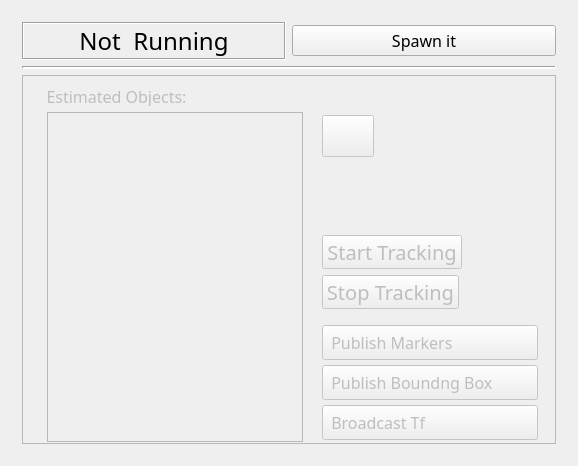
Above: src/recognition/gui/tracker_gui.ui from Tabjones/pacman_vision before the change. Below: the same form after it.
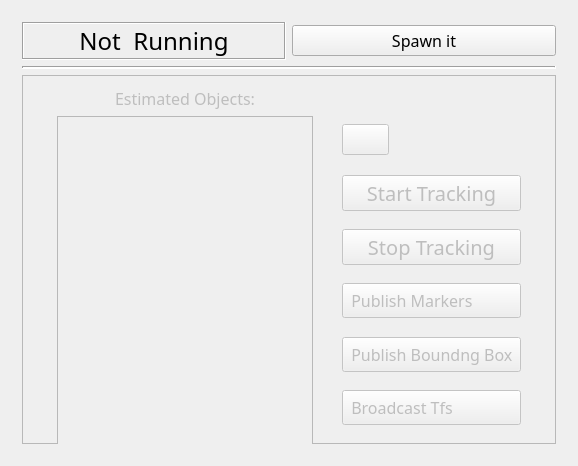
That is the form after the change. Icons and pictures are not drawn.

Commit message: Tracker almost complete (with new method to try)

```diff
--- a/src/recognition/gui/tracker_gui.ui
+++ b/src/recognition/gui/tracker_gui.ui
@@ -124,15 +124,9 @@
          <property name="frameShadow">
           <enum>QFrame::Raised</enum>
          </property>
+         <layout class="QGridLayout" name="gridLayout_2">
+          <item row="0" column="0">
          <widget class="QLabel" name="objectsL">
-          <property name="geometry">
-           <rect>
-            <x>25</x>
-            <y>12</y>
-            <width>139</width>
-            <height>19</height>
-           </rect>
-          </property>
           <property name="sizePolicy">
            <sizepolicy hsizetype="Minimum" vsizetype="Fixed">
             <horstretch>0</horstretch>
@@ -149,50 +143,9 @@
            <set>Qt::AlignCenter</set>
           </property>
          </widget>
-         <widget class="QPushButton" name="RefreshO">
-          <property name="geometry">
-           <rect>
-            <x>300</x>
-            <y>40</y>
-            <width>52</width>
-            <height>42</height>
-           </rect>
-          </property>
-          <property name="sizePolicy">
-           <sizepolicy hsizetype="Fixed" vsizetype="Fixed">
-            <horstretch>0</horstretch>
-            <verstretch>0</verstretch>
-           </sizepolicy>
-          </property>
-          <property name="toolTip">
-           <string>Manually Refresh Estimated Objects Names.</string>
-          </property>
-          <property name="text">
-           <string notr="true"/>
-          </property>
-          <property name="icon">
-           <iconset resource="../../../resources/resources.qrc">
-            <normaloff>:/icons/refresh.png</normaloff>:/icons/refresh.png</iconset>
-          </property>
-          <property name="iconSize">
-           <size>
-            <width>32</width>
-            <height>32</height>
-           </size>
-          </property>
-          <property name="flat">
-           <bool>false</bool>
-          </property>
-         </widget>
+          </item>
+          <item row="1" column="0" rowspan="6">
          <widget class="QListWidget" name="objects">
-          <property name="geometry">
-           <rect>
-            <x>25</x>
-            <y>37</y>
-            <width>256</width>
-            <height>330</height>
-           </rect>
-          </property>
           <property name="sizePolicy">
            <sizepolicy hsizetype="Fixed" vsizetype="Expanding">
             <horstretch>0</horstretch>
@@ -221,15 +174,38 @@
            <bool>true</bool>
           </property>
          </widget>
+          </item>
+          <item row="1" column="1">
+           <widget class="QPushButton" name="RefreshO">
+            <property name="sizePolicy">
+             <sizepolicy hsizetype="Fixed" vsizetype="Fixed">
+              <horstretch>0</horstretch>
+              <verstretch>0</verstretch>
+             </sizepolicy>
+            </property>
+            <property name="toolTip">
+             <string>Manually Refresh Estimated Objects Names.</string>
+            </property>
+            <property name="text">
+             <string notr="true"/>
+            </property>
+            <property name="icon">
+             <iconset resource="../../../resources/resources.qrc">
+              <normaloff>:/icons/refresh.png</normaloff>:/icons/refresh.png</iconset>
+            </property>
+            <property name="iconSize">
+             <size>
+              <width>32</width>
+              <height>32</height>
+             </size>
+            </property>
+            <property name="flat">
+             <bool>false</bool>
+            </property>
+           </widget>
+          </item>
+          <item row="2" column="1">
          <widget class="QPushButton" name="TrackButt">
-          <property name="geometry">
-           <rect>
-            <x>300</x>
-            <y>160</y>
-            <width>140</width>
-            <height>34</height>
-           </rect>
-          </property>
           <property name="font">
            <font>
             <family>Oxygen-Sans</family>
@@ -264,15 +240,9 @@
            <bool>false</bool>
           </property>
          </widget>
+          </item>
+          <item row="3" column="1">
          <widget class="QPushButton" name="StopButt">
-          <property name="geometry">
-           <rect>
-            <x>300</x>
-            <y>200</y>
-            <width>137</width>
-            <height>34</height>
-           </rect>
-          </property>
           <property name="font">
            <font>
             <family>Oxygen-Sans</family>
@@ -307,66 +277,9 @@
            <bool>false</bool>
           </property>
          </widget>
-         <widget class="QPushButton" name="PubButt">
-          <property name="geometry">
-           <rect>
-            <x>300</x>
-            <y>290</y>
-            <width>216</width>
-            <height>35</height>
-           </rect>
-          </property>
-          <property name="maximumSize">
-           <size>
-            <width>16777215</width>
-            <height>35</height>
-           </size>
-          </property>
-          <property name="font">
-           <font>
-            <family>Oxygen-Sans</family>
-            <pointsize>12</pointsize>
-           </font>
-          </property>
-          <property name="focusPolicy">
-           <enum>Qt::NoFocus</enum>
-          </property>
-          <property name="acceptDrops">
-           <bool>false</bool>
-          </property>
-          <property name="toolTip">
-           <string>Publish currently tracked object bounding box.</string>
-          </property>
-          <property name="styleSheet">
-           <string notr="true">Text-align:left</string>
-          </property>
-          <property name="text">
-           <string>  Publish Boundng Box</string>
-          </property>
-          <property name="icon">
-           <iconset resource="../../../resources/resources.qrc">
-            <normaloff>:/icons/off.png</normaloff>
-            <normalon>:/icons/on.png</normalon>:/icons/off.png</iconset>
-          </property>
-          <property name="iconSize">
-           <size>
-            <width>32</width>
-            <height>32</height>
-           </size>
-          </property>
-          <property name="checkable">
-           <bool>true</bool>
-          </property>
-         </widget>
+          </item>
+          <item row="4" column="1">
          <widget class="QPushButton" name="MarkButt">
-          <property name="geometry">
-           <rect>
-            <x>300</x>
-            <y>250</y>
-            <width>216</width>
-            <height>35</height>
-           </rect>
-          </property>
           <property name="maximumSize">
            <size>
             <width>16777215</width>
@@ -409,15 +322,54 @@
            <bool>true</bool>
           </property>
          </widget>
+          </item>
+          <item row="5" column="1">
+           <widget class="QPushButton" name="PubButt">
+            <property name="maximumSize">
+             <size>
+              <width>16777215</width>
+              <height>35</height>
+             </size>
+            </property>
+            <property name="font">
+             <font>
+              <family>Oxygen-Sans</family>
+              <pointsize>12</pointsize>
+             </font>
+            </property>
+            <property name="focusPolicy">
+             <enum>Qt::NoFocus</enum>
+            </property>
+            <property name="acceptDrops">
+             <bool>false</bool>
+            </property>
+            <property name="toolTip">
+             <string>Publish currently tracked object bounding box.</string>
+            </property>
+            <property name="styleSheet">
+             <string notr="true">Text-align:left</string>
+            </property>
+            <property name="text">
+             <string>  Publish Boundng Box</string>
+            </property>
+            <property name="icon">
+             <iconset resource="../../../resources/resources.qrc">
+              <normaloff>:/icons/off.png</normaloff>
+              <normalon>:/icons/on.png</normalon>:/icons/off.png</iconset>
+            </property>
+            <property name="iconSize">
+             <size>
+              <width>32</width>
+              <height>32</height>
+             </size>
+            </property>
+            <property name="checkable">
+             <bool>true</bool>
+            </property>
+           </widget>
+          </item>
+          <item row="6" column="1">
          <widget class="QPushButton" name="TfButt">
-          <property name="geometry">
-           <rect>
-            <x>300</x>
-            <y>330</y>
-            <width>216</width>
-            <height>35</height>
-           </rect>
-          </property>
           <property name="maximumSize">
            <size>
             <width>16777215</width>
@@ -443,7 +395,7 @@
            <string notr="true">Text-align:left</string>
           </property>
           <property name="text">
-           <string>  Broadcast Tf</string>
+             <string>  Broadcast Tfs</string>
           </property>
           <property name="icon">
            <iconset resource="../../../resources/resources.qrc">
@@ -460,6 +412,8 @@
            <bool>true</bool>
           </property>
          </widget>
+          </item>
+         </layout>
         </widget>
        </item>
       </layout>
```
Lines whose indentation alone changed are shown as unchanged. The commit also changes 5 other files.
